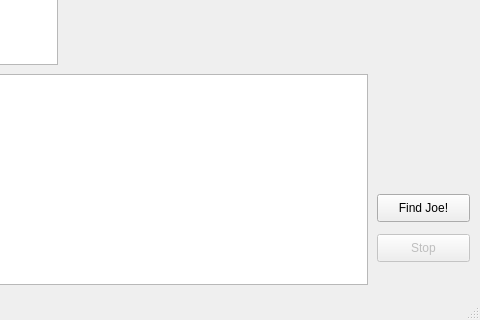
First picture: the form in mainwindow.ui, repository bertugg/CSE396-Proje2-Group4, before the edit; both pictures show x 423 to 903 and y 342 to 662 of the 903 by 662 pixel window.
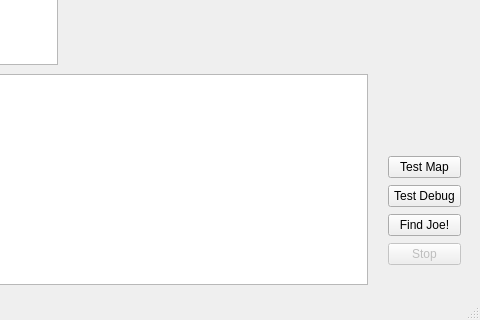
Second picture: the form after the edit.

```diff
--- a/mainwindow.ui
+++ b/mainwindow.ui
@@ -14,35 +14,6 @@
    <string>FindJoe</string>
   </property>
   <widget class="QWidget" name="centralWidget">
-   <widget class="QPushButton" name="pushButton">
-    <property name="geometry">
-     <rect>
-      <x>800</x>
-      <y>500</y>
-      <width>93</width>
-      <height>28</height>
-     </rect>
-    </property>
-    <property name="text">
-     <string>Find Joe!</string>
-    </property>
-   </widget>
-   <widget class="QPushButton" name="pushButton_2">
-    <property name="enabled">
-     <bool>false</bool>
-    </property>
-    <property name="geometry">
-     <rect>
-      <x>800</x>
-      <y>540</y>
-      <width>93</width>
-      <height>28</height>
-     </rect>
-    </property>
-    <property name="text">
-     <string>Stop</string>
-    </property>
-   </widget>
    <widget class="QGraphicsView" name="graphicsView">
     <property name="geometry">
      <rect>
@@ -98,6 +69,49 @@
      </size>
     </property>
    </widget>
+   <widget class="QWidget" name="">
+    <property name="geometry">
+     <rect>
+      <x>800</x>
+      <y>450</y>
+      <width>95</width>
+      <height>135</height>
+     </rect>
+    </property>
+    <layout class="QVBoxLayout" name="verticalLayout">
+     <item>
+      <widget class="QPushButton" name="pushButton_4">
+       <property name="text">
+        <string>Test Map</string>
+       </property>
+      </widget>
+     </item>
+     <item>
+      <widget class="QPushButton" name="pushButton_3">
+       <property name="text">
+        <string>Test Debug</string>
+       </property>
+      </widget>
+     </item>
+     <item>
+      <widget class="QPushButton" name="pushButton">
+       <property name="text">
+        <string>Find Joe!</string>
+       </property>
+      </widget>
+     </item>
+     <item>
+      <widget class="QPushButton" name="pushButton_2">
+       <property name="enabled">
+        <bool>false</bool>
+       </property>
+       <property name="text">
+        <string>Stop</string>
+       </property>
+      </widget>
+     </item>
+    </layout>
+   </widget>
   </widget>
   <widget class="QMenuBar" name="menuBar">
    <property name="geometry">
```
Left out of the diff: 4 changed lines with no effect on the pictures.
